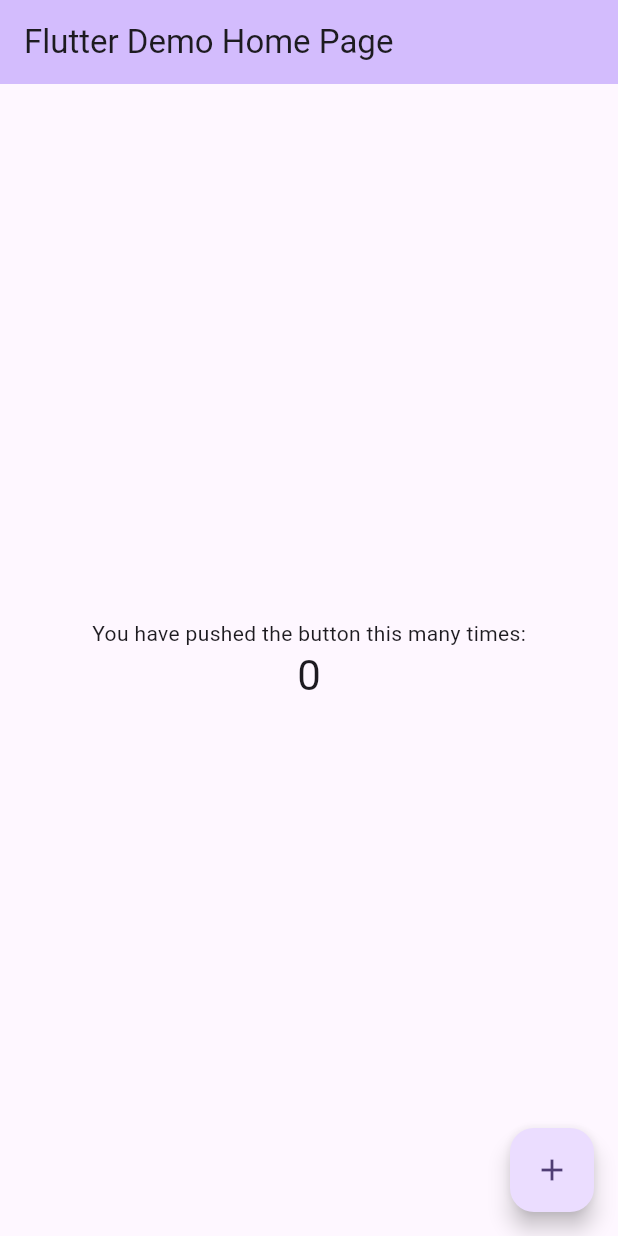
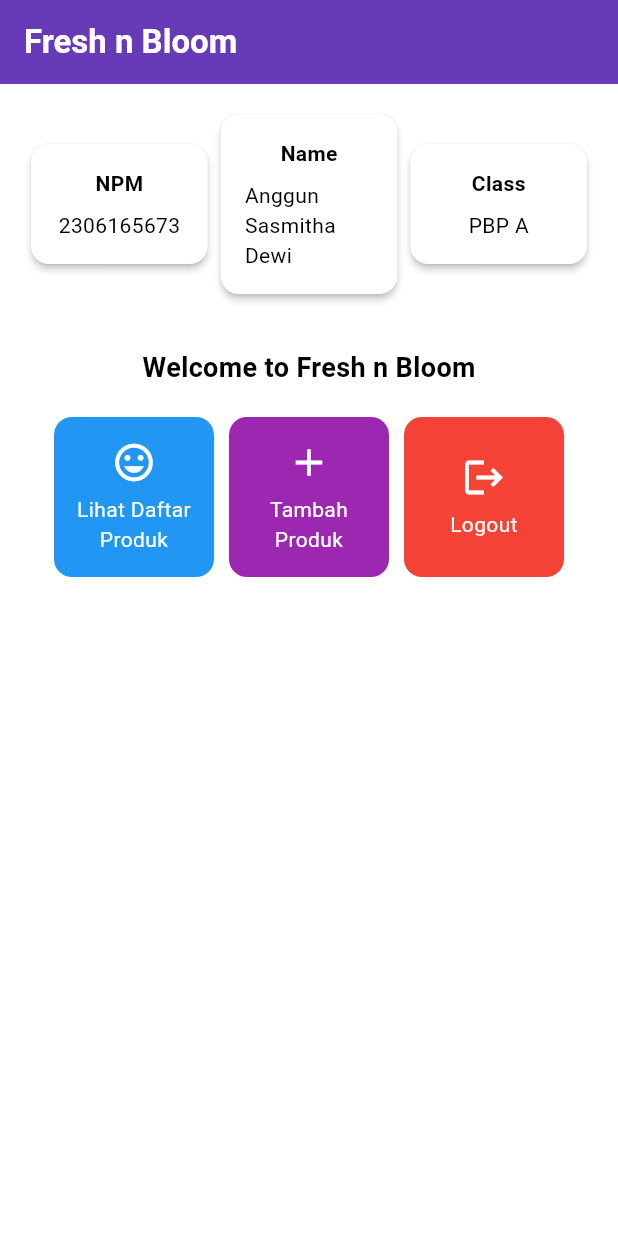
Before and after one commit to anggunsdewi/eshop-mob, a Flutter app: the screen it shows after launch, on a phone screen of 412 x 824 dp. Run offline on Flutter 3.47's test engine with Material 3 defaults, Android fonts, the phone set to English and light mode, and no system bars.

Commit message:
tugas 7: 90% done

```diff
--- a/lib/main.dart
+++ b/lib/main.dart
@@ -1,4 +1,5 @@
 import 'package:flutter/material.dart';
+import 'package:freshnbloom/menu.dart';
 
 void main() {
   runApp(const MyApp());
@@ -7,119 +8,16 @@
 class MyApp extends StatelessWidget {
   const MyApp({super.key});
 
-  // This widget is the root of your application.
   @override
   Widget build(BuildContext context) {
     return MaterialApp(
       title: 'Flutter Demo',
       theme: ThemeData(
-        // This is the theme of your application.
-        //
-        // TRY THIS: Try running your application with "flutter run". You'll see
-        // the application has a purple toolbar. Then, without quitting the app,
-        // try changing the seedColor in the colorScheme below to Colors.green
-        // and then invoke "hot reload" (save your changes or press the "hot
-        // reload" button in a Flutter-supported IDE, or press "r" if you used
-        // the command line to start the app).
-        //
-        // Notice that the counter didn't reset back to zero; the application
-        // state is not lost during the reload. To reset the state, use hot
-        // restart instead.
-        //
-        // This works for code too, not just values: Most code changes can be
-        // tested with just a hot reload.
-        colorScheme: ColorScheme.fromSeed(seedColor: Colors.deepPurple),
-        useMaterial3: true,
+        colorScheme: ColorScheme.fromSwatch(
+          primarySwatch: Colors.deepPurple,
+        ).copyWith(secondary: Colors.deepPurple[400]),
       ),
-      home: const MyHomePage(title: 'Flutter Demo Home Page'),
+      home: MyHomePage(),
     );
   }
 }
-
-class MyHomePage extends StatefulWidget {
-  const MyHomePage({super.key, required this.title});
-
-  // This widget is the home page of your application. It is stateful, meaning
-  // that it has a State object (defined below) that contains fields that affect
-  // how it looks.
-
-  // This class is the configuration for the state. It holds the values (in this
-  // case the title) provided by the parent (in this case the App widget) and
-  // used by the build method of the State. Fields in a Widget subclass are
-  // always marked "final".
-
-  final String title;
-
-  @override
-  State<MyHomePage> createState() => _MyHomePageState();
-}
-
-class _MyHomePageState extends State<MyHomePage> {
-  int _counter = 0;
-
-  void _incrementCounter() {
-    setState(() {
-      // This call to setState tells the Flutter framework that something has
-      // changed in this State, which causes it to rerun the build method below
-      // so that the display can reflect the updated values. If we changed
-      // _counter without calling setState(), then the build method would not be
-      // called again, and so nothing would appear to happen.
-      _counter++;
-    });
-  }
-
-  @override
-  Widget build(BuildContext context) {
-    // This method is rerun every time setState is called, for instance as done
-    // by the _incrementCounter method above.
-    //
-    // The Flutter framework has been optimized to make rerunning build methods
-    // fast, so that you can just rebuild anything that needs updating rather
-    // than having to individually change instances of widgets.
-    return Scaffold(
-      appBar: AppBar(
-        // TRY THIS: Try changing the color here to a specific color (to
-        // Colors.amber, perhaps?) and trigger a hot reload to see the AppBar
-        // change color while the other colors stay the same.
-        backgroundColor: Theme.of(context).colorScheme.inversePrimary,
-        // Here we take the value from the MyHomePage object that was created by
-        // the App.build method, and use it to set our appbar title.
-        title: Text(widget.title),
-      ),
-      body: Center(
-        // Center is a layout widget. It takes a single child and positions it
-        // in the middle of the parent.
-        child: Column(
-          // Column is also a layout widget. It takes a list of children and
-          // arranges them vertically. By default, it sizes itself to fit its
-          // children horizontally, and tries to be as tall as its parent.
-          //
-          // Column has various properties to control how it sizes itself and
-          // how it positions its children. Here we use mainAxisAlignment to
-          // center the children vertically; the main axis here is the vertical
-          // axis because Columns are vertical (the cross axis would be
-          // horizontal).
-          //
-          // TRY THIS: Invoke "debug painting" (choose the "Toggle Debug Paint"
-          // action in the IDE, or press "p" in the console), to see the
-          // wireframe for each widget.
-          mainAxisAlignment: MainAxisAlignment.center,
-          children: <Widget>[
-            const Text(
-              'You have pushed the button this many times:',
-            ),
-            Text(
-              '$_counter',
-              style: Theme.of(context).textTheme.headlineMedium,
-            ),
-          ],
-        ),
-      ),
-      floatingActionButton: FloatingActionButton(
-        onPressed: _incrementCounter,
-        tooltip: 'Increment',
-        child: const Icon(Icons.add),
-      ), // This trailing comma makes auto-formatting nicer for build methods.
-    );
-  }
-}
--- /dev/null
+++ b/lib/menu.dart
@@ -0,0 +1,189 @@
+import 'package:flutter/material.dart';
+
+class MyHomePage extends StatelessWidget {
+  final String npm = '2306165673'; // NPM
+  final String name = 'Anggun Sasmitha Dewi'; // Nama
+  final String className = 'PBP A'; // Kelas
+
+  MyHomePage({super.key});
+
+  final List<ItemHomepage> items = [
+    ItemHomepage("Lihat Daftar Produk", Icons.mood, Colors.blue),
+    ItemHomepage("Tambah Produk", Icons.add, Colors.purple),
+    ItemHomepage("Logout", Icons.logout, Colors.red),
+  ];
+
+  @override
+  Widget build(BuildContext context) {
+    // Scaffold menyediakan struktur dasar halaman dengan AppBar dan body.
+    return Scaffold(
+      // AppBar adalah bagian atas halaman yang menampilkan judul.
+      appBar: AppBar(
+        // Judul aplikasi "Mental Health Tracker" dengan teks putih dan tebal.
+        title: const Text(
+          'Fresh n Bloom',
+          style: TextStyle(
+            color: Colors.white,
+            fontWeight: FontWeight.bold,
+          ),
+        ),
+        // Warna latar belakang AppBar diambil dari skema warna tema aplikasi.
+        backgroundColor: Theme.of(context).colorScheme.primary,
+      ),
+      // Body halaman dengan padding di sekelilingnya.
+      body: Padding(
+        padding: const EdgeInsets.all(16.0),
+        // Menyusun widget secara vertikal dalam sebuah kolom.
+        child: Column(
+          crossAxisAlignment: CrossAxisAlignment.center,
+          children: [
+            // Row untuk menampilkan 3 InfoCard secara horizontal.
+            Row(
+              mainAxisAlignment: MainAxisAlignment.spaceEvenly,
+              children: [
+                InfoCard(title: 'NPM', content: npm),
+                InfoCard(title: 'Name', content: name),
+                InfoCard(title: 'Class', content: className),
+              ],
+            ),
+
+            // Memberikan jarak vertikal 16 unit.
+            const SizedBox(height: 16.0),
+
+            // Menempatkan widget berikutnya di tengah halaman.
+            Center(
+              child: Column(
+                // Menyusun teks dan grid item secara vertikal.
+
+                children: [
+                  // Menampilkan teks sambutan dengan gaya tebal dan ukuran 18.
+                  const Padding(
+                    padding: EdgeInsets.only(top: 16.0),
+                    child: Text(
+                      'Welcome to Fresh n Bloom',
+                      style: TextStyle(
+                        fontWeight: FontWeight.bold,
+                        fontSize: 18.0,
+                      ),
+                    ),
+                  ),
+
+                  // Grid untuk menampilkan ItemCard dalam bentuk grid 3 kolom.
+                  GridView.count(
+                    primary: true,
+                    padding: const EdgeInsets.all(20),
+                    crossAxisSpacing: 10,
+                    mainAxisSpacing: 10,
+                    crossAxisCount: 3,
+                    // Agar grid menyesuaikan tinggi kontennya.
+                    shrinkWrap: true,
+
+                    // Menampilkan ItemCard untuk setiap item dalam list items.
+                    children: items.map((ItemHomepage item) {
+                      return ItemCard(item);
+                    }).toList(),
+                  ),
+                ],
+              ),
+            ),
+          ],
+        ),
+      ),
+    );
+  }
+}
+
+class InfoCard extends StatelessWidget {
+  // Kartu informasi yang menampilkan title dan content.
+
+  final String title;  // Judul kartu.
+  final String content;  // Isi kartu.
+
+  const InfoCard({super.key, required this.title, required this.content});
+
+  @override
+  Widget build(BuildContext context) {
+    return Card(
+      // Membuat kotak kartu dengan bayangan dibawahnya.
+      elevation: 2.0,
+      child: Container(
+        // Mengatur ukuran dan jarak di dalam kartu.
+        width: MediaQuery.of(context).size.width / 3.5, // menyesuaikan dengan lebar device yang digunakan.
+        padding: const EdgeInsets.all(16.0),
+        // Menyusun title dan content secara vertikal.
+        child: Column(
+          children: [
+            Text(
+              title,
+              style: const TextStyle(fontWeight: FontWeight.bold),
+            ),
+            const SizedBox(height: 8.0),
+            Text(content),
+          ],
+        ),
+      ),
+    );
+  }
+}
+
+class ItemHomepage {
+  final String name;
+  final IconData icon;
+  final Color color;
+
+  ItemHomepage(this.name, this.icon, this.color);
+}
+
+class ItemCard extends StatelessWidget {
+  // Menampilkan kartu dengan ikon dan nama.
+
+  final ItemHomepage item;
+
+  const ItemCard(this.item, {super.key});
+
+  @override
+  Widget build(BuildContext context) {
+    return Material(
+      // Menentukan warna latar belakang dari tema aplikasi.
+      color: item.color,
+      // Membuat sudut kartu melengkung.
+      borderRadius: BorderRadius.circular(12),
+
+      child: InkWell(
+        // Aksi ketika kartu ditekan.
+        onTap: () {
+          // Menampilkan pesan SnackBar saat kartu ditekan.
+          ScaffoldMessenger.of(context)
+            ..hideCurrentSnackBar()
+            ..showSnackBar(
+                SnackBar(content: Text("Kamu telah menekan tombol ${item.name}!"))
+            );
+        },
+        // Container untuk menyimpan Icon dan Text
+        child: Container(
+          padding: const EdgeInsets.all(8),
+          child: Center(
+            child: Column(
+              // Menyusun ikon dan teks di tengah kartu.
+              mainAxisAlignment: MainAxisAlignment.center,
+              children: [
+                Icon(
+                  item.icon,
+                  color: Colors.white,
+                  size: 30.0,
+                ),
+                const Padding(padding: EdgeInsets.all(3)),
+                Text(
+                  item.name,
+                  textAlign: TextAlign.center,
+                  style: const TextStyle(color: Colors.white),
+                ),
+              ],
+            ),
+          ),
+        ),
+      ),
+    );
+  }
+
+}
```
